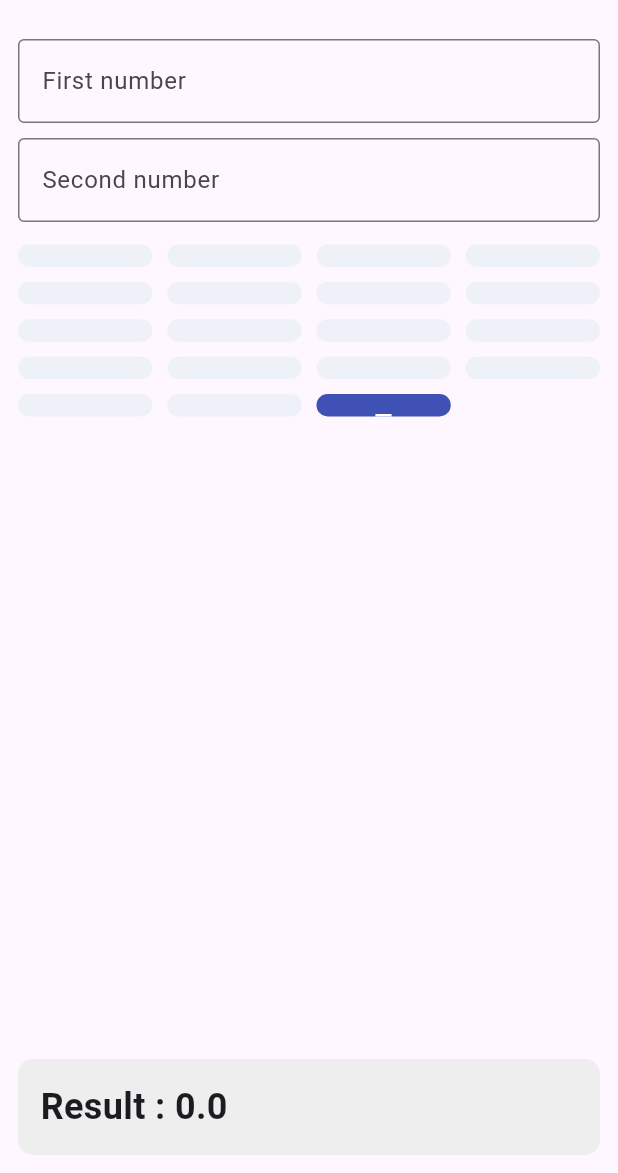
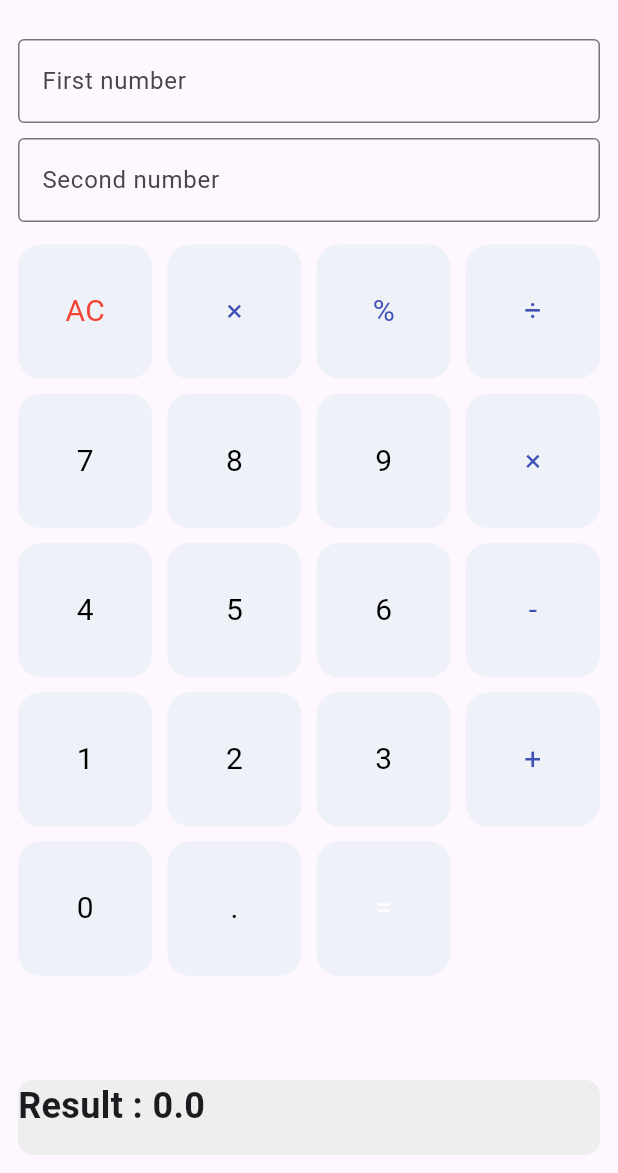
Before and after one commit to bhobocodes/CalculatorApp, a Flutter app: the screen it shows after launch, on a phone screen of 412 x 824 dp, the part 63-1236 px from its top. Run offline on Flutter 3.47's test engine with Material 3 defaults, Android fonts, the phone set to English and light mode, and no system bars.

Commit message:
calculator button

```diff
--- a/lib/src/views/calculator_view.dart
+++ b/lib/src/views/calculator_view.dart
@@ -1,7 +1,7 @@
 import 'package:flutter/material.dart';
 import 'package:provider/provider.dart';
-
 import '../viewmodel/calculator_view_model.dart';
+import 'widgets/calculator_button.dart';
 
 class CalculatorView extends StatefulWidget {
   const CalculatorView({super.key});
@@ -12,14 +12,13 @@ class CalculatorView extends StatefulWidget {
 
 class _CalculatorViewState extends State<CalculatorView> {
 
-
   late TextEditingController aController;
   late TextEditingController bController;
 
   final _formKey = GlobalKey<FormState>();
 
   @override
-  void initState() { // used intistate
+  void initState() {
     super.initState();
     aController = TextEditingController();
     bController = TextEditingController();
@@ -31,7 +30,6 @@ class _CalculatorViewState extends State<CalculatorView> {
     bController.dispose();
     super.dispose();
   }
-
 
   @override
   Widget build(BuildContext context) {
@@ -114,6 +112,7 @@ class _CalculatorViewState extends State<CalculatorView> {
         ],
       ),
 
+      // ✅ ONLY ONE BODY (fixed)
       body: SafeArea(
         child: Padding(
           padding: const EdgeInsets.all(12),
@@ -162,25 +161,43 @@ class _CalculatorViewState extends State<CalculatorView> {
 
                 Expanded(
                   child: GridView.count(
+                    shrinkWrap: true,
                     crossAxisCount: 4,
                     crossAxisSpacing: 10,
                     mainAxisSpacing: 10,
-                    childAspectRatio: 6.0,
                     physics: const NeverScrollableScrollPhysics(),
                     children: [
 
-                      _calcButton(
-                        "AC",
+                      CalcButton(
+                        text: "AC",
                         textColor: Colors.red,
                         onTap: () {
                           aController.clear();
                           bController.clear();
                         },
                       ),
-                      _calcButton("⌫", textColor: Colors.black54),
-                      _calcButton("%", textColor: Colors.indigo),
-                      _calcButton(
-                        "÷",
+
+                      CalcButton(
+                        text: "×",
+                        textColor: Colors.indigo,
+                        onTap: () {
+                          if (_formKey.currentState!.validate()) {
+                            viewModel.multiply(
+                              double.parse(aController.text),
+                              double.parse(bController.text),
+                            );
+                          }
+                        },
+                      ),
+
+                      CalcButton(
+                        text: "%",
+                        textColor: Colors.indigo,
+                        onTap: () {},
+                      ),
+
+                      CalcButton(
+                        text: "÷",
                         textColor: Colors.indigo,
                         onTap: () {
                           if (_formKey.currentState!.validate()) {
@@ -192,11 +209,12 @@ class _CalculatorViewState extends State<CalculatorView> {
                         },
                       ),
 
-                      _calcButton("7"),
-                      _calcButton("8"),
-                      _calcButton("9"),
-                      _calcButton(
-                        "×",
+                      CalcButton(text: "7"),
+                      CalcButton(text: "8"),
+                      CalcButton(text: "9"),
+
+                      CalcButton(
+                        text: "×",
                         textColor: Colors.indigo,
                         onTap: () {
                           if (_formKey.currentState!.validate()) {
@@ -208,11 +226,12 @@ class _CalculatorViewState extends State<CalculatorView> {
                         },
                       ),
 
-                      _calcButton("4"),
-                      _calcButton("5"),
-                      _calcButton("6"),
-                      _calcButton(
-                        "-",
+                      CalcButton(text: "4"),
+                      CalcButton(text: "5"),
+                      CalcButton(text: "6"),
+
+                      CalcButton(
+                        text: "-",
                         textColor: Colors.indigo,
                         onTap: () {
                           if (_formKey.currentState!.validate()) {
@@ -224,11 +243,12 @@ class _CalculatorViewState extends State<CalculatorView> {
                         },
                       ),
 
-                      _calcButton("1"),
-                      _calcButton("2"),
-                      _calcButton("3"),
-                      _calcButton(
-                        "+",
+                      CalcButton(text: "1"),
+                      CalcButton(text: "2"),
+                      CalcButton(text: "3"),
+
+                      CalcButton(
+                        text: "+",
                         textColor: Colors.indigo,
                         onTap: () {
                           if (_formKey.currentState!.validate()) {
@@ -240,10 +260,14 @@ class _CalculatorViewState extends State<CalculatorView> {
                         },
                       ),
 
-                      _calcButton("0"),
-                      _calcButton("."),
+                      CalcButton(text: "0"),
 
-                      InkWell(
+                      CalcButton(text: "."),
+
+                      CalcButton(
+                        text: "=",
+                        textColor: Colors.white,
+                        backgroundColor: Colors.indigo,
                         onTap: () {
                           if (_formKey.currentState!.validate()) {
                             viewModel.add(
@@ -252,34 +276,18 @@ class _CalculatorViewState extends State<CalculatorView> {
                             );
                           }
                         },
-                        borderRadius: BorderRadius.circular(15),
-                        child: Container(
-                          decoration: BoxDecoration(
-                            color: Colors.indigo,
-                            borderRadius: BorderRadius.circular(15),
-                          ),
-                          child: const Center(
-                            child: Text(
-                              "=",
-                              style: TextStyle(
-                                color: Colors.white,
-                                fontSize: 24,
-                                fontWeight: FontWeight.bold,
-                              ),
-                            ),
-                          ),
-                        ),
                       ),
                     ],
                   ),
                 ),
 
-
                 const SizedBox(height: 15),
 
                 // ================= RESULT =================
                 Container(
-                  padding: const EdgeInsets.all(15),
+                  constraints: const BoxConstraints(
+                    minHeight: 50,
+                  ),
                   decoration: BoxDecoration(
                     color: Colors.grey.shade200,
                     borderRadius: BorderRadius.circular(10),
@@ -292,7 +300,6 @@ class _CalculatorViewState extends State<CalculatorView> {
                     ),
                   ),
                 ),
-
               ],
             ),
           ),
@@ -300,31 +307,4 @@ class _CalculatorViewState extends State<CalculatorView> {
       ),
     );
   }
-  Widget _calcButton(
-      String text, {
-        Color textColor = Colors.black,
-        VoidCallback? onTap,
-      }) {
-    return InkWell(
-      onTap: onTap,
-      borderRadius: BorderRadius.circular(15),
-      child: Container(
-        padding: EdgeInsets.all(8),
-        decoration: BoxDecoration(
-          color: const Color(0xffEEF1F7),
-          borderRadius: BorderRadius.circular(15),
-        ),
-        child: Center(
-          child: Text(
-            text,
-            style: TextStyle(
-              fontSize: 24,
-              fontWeight: FontWeight.w500,
-              color: textColor,
-            ),
-          ),
-        ),
-      ),
-    );
-  }
 }
--- /dev/null
+++ b/lib/src/views/widgets/calculator_button.dart
@@ -0,0 +1,39 @@
+import 'package:flutter/material.dart';
+
+class CalcButton extends StatelessWidget {
+  final String text;
+  final Color textColor;
+  final Color backgroundColor;
+  final VoidCallback? onTap;
+
+  const CalcButton({
+    super.key,
+    required this.text,
+    this.textColor = Colors.black,
+    this.backgroundColor = const Color(0xffEEF1F7),
+    this.onTap,
+  });
+
+  @override
+  Widget build(BuildContext context) {
+    return InkWell(
+      onTap: onTap,
+      borderRadius: BorderRadius.circular(15),
+      child: Container(
+        decoration: BoxDecoration(
+          color: const Color(0xffEEF1F7),
+          borderRadius: BorderRadius.circular(15),
+        ),
+        child: Center(
+          child: Text(
+            text,
+            style: TextStyle(
+              fontSize: 20,
+              color: textColor,
+            ),
+          ),
+        ),
+      ),
+    );
+  }
+}
```
